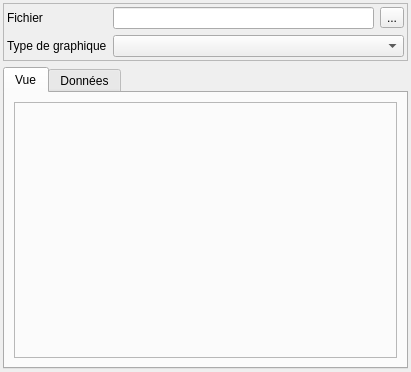
Artelia/Lamia, file Lamia/iface/qgiswidget/tools/toolprepro/base3/lamiabase_graphcsv_tool_ui.ui: the form before one commit.
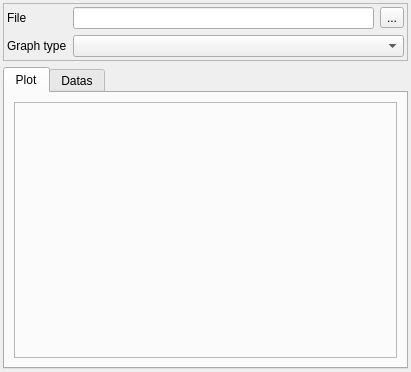
The form after the commit.

Diff of the .ui file:
```diff
--- a/Lamia/iface/qgiswidget/tools/toolprepro/base3/lamiabase_graphcsv_tool_ui.ui
+++ b/Lamia/iface/qgiswidget/tools/toolprepro/base3/lamiabase_graphcsv_tool_ui.ui
@@ -50,7 +50,7 @@
       <item row="0" column="0">
        <widget class="QLabel" name="label_2">
         <property name="text">
-         <string>Fichier</string>
+         <string>File</string>
         </property>
        </widget>
       </item>
@@ -60,7 +60,7 @@
       <item row="1" column="0">
        <widget class="QLabel" name="label">
         <property name="text">
-         <string>Type de graphique</string>
+         <string>Graph type</string>
         </property>
        </widget>
       </item>
@@ -84,7 +84,7 @@
      </property>
      <widget class="QWidget" name="tab">
       <attribute name="title">
-       <string>Vue</string>
+       <string>Plot</string>
       </attribute>
       <layout class="QVBoxLayout" name="verticalLayout_3">
        <item>
@@ -102,7 +102,7 @@
      </widget>
      <widget class="QWidget" name="tab_2">
       <attribute name="title">
-       <string>Données</string>
+       <string>Datas</string>
       </attribute>
       <layout class="QVBoxLayout" name="verticalLayout_2" stretch="1,10">
        <item>
```
Left out of the diff: 4 changed lines with no effect on the pictures.
